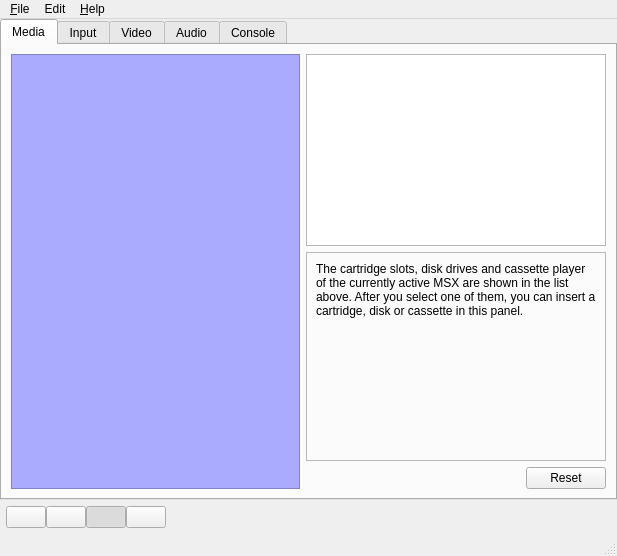
Old version of the form main.ui in the repository openMSX/catapult.
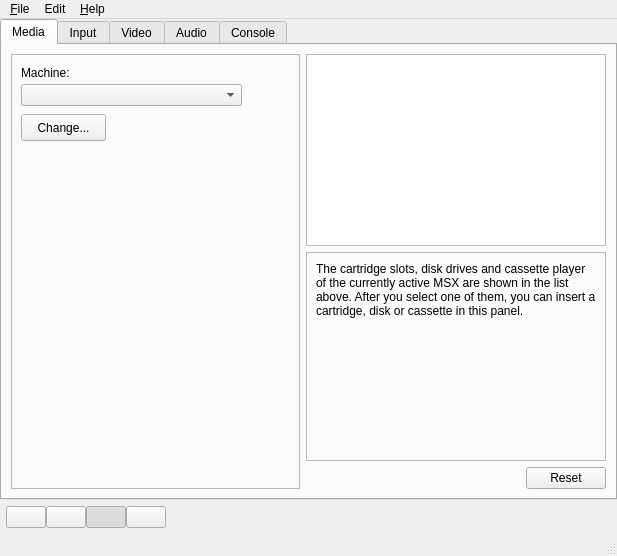
New version of the form. Icons and pictures are not drawn.

Commit message: First version of machine selection.

The edit to the form file:
```diff
--- a/main.ui
+++ b/main.ui
@@ -52,280 +52,48 @@
             <verstretch>0</verstretch>
            </sizepolicy>
           </property>
-          <property name="palette" >
-           <palette>
-            <active>
-             <color>
-              <red>0</red>
-              <green>0</green>
-              <blue>0</blue>
-             </color>
-             <color>
-              <red>170</red>
-              <green>170</green>
-              <blue>255</blue>
-             </color>
-             <color>
-              <red>255</red>
-              <green>255</green>
-              <blue>255</blue>
-             </color>
-             <color>
-              <red>212</red>
-              <green>212</green>
-              <blue>255</blue>
-             </color>
-             <color>
-              <red>85</red>
-              <green>85</green>
-              <blue>127</blue>
-             </color>
-             <color>
-              <red>113</red>
-              <green>113</green>
-              <blue>170</blue>
-             </color>
-             <color>
-              <red>0</red>
-              <green>0</green>
-              <blue>0</blue>
-             </color>
-             <color>
-              <red>255</red>
-              <green>255</green>
-              <blue>255</blue>
-             </color>
-             <color>
-              <red>0</red>
-              <green>0</green>
-              <blue>0</blue>
-             </color>
-             <color>
-              <red>255</red>
-              <green>255</green>
-              <blue>255</blue>
-             </color>
-             <color>
-              <red>170</red>
-              <green>170</green>
-              <blue>255</blue>
-             </color>
-             <color>
-              <red>0</red>
-              <green>0</green>
-              <blue>0</blue>
-             </color>
-             <color>
-              <red>103</red>
-              <green>141</green>
-              <blue>178</blue>
-             </color>
-             <color>
-              <red>255</red>
-              <green>255</green>
-              <blue>255</blue>
-             </color>
-             <color>
-              <red>0</red>
-              <green>0</green>
-              <blue>238</blue>
-             </color>
-             <color>
-              <red>82</red>
-              <green>24</green>
-              <blue>139</blue>
-             </color>
-             <color>
-              <red>212</red>
-              <green>212</green>
-              <blue>255</blue>
-             </color>
-            </active>
-            <inactive>
-             <color>
-              <red>0</red>
-              <green>0</green>
-              <blue>0</blue>
-             </color>
-             <color>
-              <red>170</red>
-              <green>170</green>
-              <blue>255</blue>
-             </color>
-             <color>
-              <red>255</red>
-              <green>255</green>
-              <blue>255</blue>
-             </color>
-             <color>
-              <red>212</red>
-              <green>212</green>
-              <blue>255</blue>
-             </color>
-             <color>
-              <red>85</red>
-              <green>85</green>
-              <blue>127</blue>
-             </color>
-             <color>
-              <red>113</red>
-              <green>113</green>
-              <blue>170</blue>
-             </color>
-             <color>
-              <red>0</red>
-              <green>0</green>
-              <blue>0</blue>
-             </color>
-             <color>
-              <red>255</red>
-              <green>255</green>
-              <blue>255</blue>
-             </color>
-             <color>
-              <red>0</red>
-              <green>0</green>
-              <blue>0</blue>
-             </color>
-             <color>
-              <red>255</red>
-              <green>255</green>
-              <blue>255</blue>
-             </color>
-             <color>
-              <red>170</red>
-              <green>170</green>
-              <blue>255</blue>
-             </color>
-             <color>
-              <red>0</red>
-              <green>0</green>
-              <blue>0</blue>
-             </color>
-             <color>
-              <red>103</red>
-              <green>141</green>
-              <blue>178</blue>
-             </color>
-             <color>
-              <red>255</red>
-              <green>255</green>
-              <blue>255</blue>
-             </color>
-             <color>
-              <red>0</red>
-              <green>0</green>
-              <blue>238</blue>
-             </color>
-             <color>
-              <red>82</red>
-              <green>24</green>
-              <blue>139</blue>
-             </color>
-             <color>
-              <red>212</red>
-              <green>212</green>
-              <blue>255</blue>
-             </color>
-            </inactive>
-            <disabled>
-             <color>
-              <red>85</red>
-              <green>85</green>
-              <blue>127</blue>
-             </color>
-             <color>
-              <red>170</red>
-              <green>170</green>
-              <blue>255</blue>
-             </color>
-             <color>
-              <red>255</red>
-              <green>255</green>
-              <blue>255</blue>
-             </color>
-             <color>
-              <red>212</red>
-              <green>212</green>
-              <blue>255</blue>
-             </color>
-             <color>
-              <red>85</red>
-              <green>85</green>
-              <blue>127</blue>
-             </color>
-             <color>
-              <red>113</red>
-              <green>113</green>
-              <blue>170</blue>
-             </color>
-             <color>
-              <red>85</red>
-              <green>85</green>
-              <blue>127</blue>
-             </color>
-             <color>
-              <red>255</red>
-              <green>255</green>
-              <blue>255</blue>
-             </color>
-             <color>
-              <red>85</red>
-              <green>85</green>
-              <blue>127</blue>
-             </color>
-             <color>
-              <red>170</red>
-              <green>170</green>
-              <blue>255</blue>
-             </color>
-             <color>
-              <red>170</red>
-              <green>170</green>
-              <blue>255</blue>
-             </color>
-             <color>
-              <red>0</red>
-              <green>0</green>
-              <blue>0</blue>
-             </color>
-             <color>
-              <red>86</red>
-              <green>117</green>
-              <blue>148</blue>
-             </color>
-             <color>
-              <red>255</red>
-              <green>255</green>
-              <blue>255</blue>
-             </color>
-             <color>
-              <red>0</red>
-              <green>0</green>
-              <blue>238</blue>
-             </color>
-             <color>
-              <red>82</red>
-              <green>24</green>
-              <blue>139</blue>
-             </color>
-             <color>
-              <red>212</red>
-              <green>212</green>
-              <blue>255</blue>
-             </color>
-            </disabled>
-           </palette>
-          </property>
-          <property name="autoFillBackground" >
-           <bool>true</bool>
-          </property>
           <property name="frameShape" >
            <enum>QFrame::StyledPanel</enum>
           </property>
           <property name="frameShadow" >
-           <enum>QFrame::Raised</enum>
+           <enum>QFrame::Sunken</enum>
           </property>
+          <widget class="QLabel" name="machineLabel" >
+           <property name="geometry" >
+            <rect>
+             <x>10</x>
+             <y>10</y>
+             <width>71</width>
+             <height>17</height>
+            </rect>
+           </property>
+           <property name="text" >
+            <string>Machine:</string>
+           </property>
+          </widget>
+          <widget class="QComboBox" name="machineBox" >
+           <property name="geometry" >
+            <rect>
+             <x>10</x>
+             <y>30</y>
+             <width>221</width>
+             <height>22</height>
+            </rect>
+           </property>
+          </widget>
+          <widget class="QPushButton" name="machineButton" >
+           <property name="geometry" >
+            <rect>
+             <x>10</x>
+             <y>60</y>
+             <width>85</width>
+             <height>27</height>
+            </rect>
+           </property>
+           <property name="text" >
+            <string>Change...</string>
+           </property>
+          </widget>
          </widget>
         </item>
         <item>
```
Left out of the diff: 13 changed lines with no effect on the pictures. The commit also changes 5 other files.
